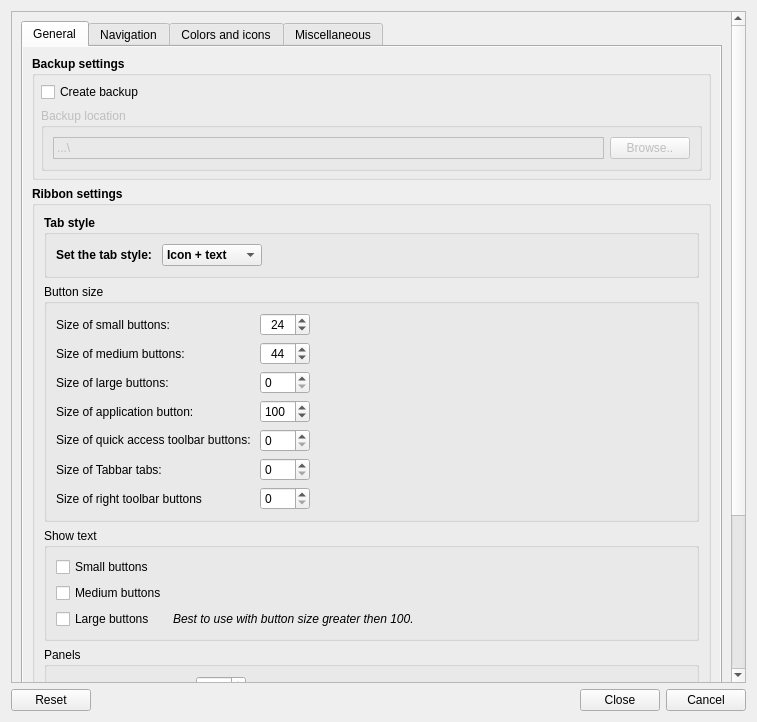
Above: Resources/ui/Settings.ui from APEbbers/FreeCAD-Ribbon before the change. Below: the same form after it.
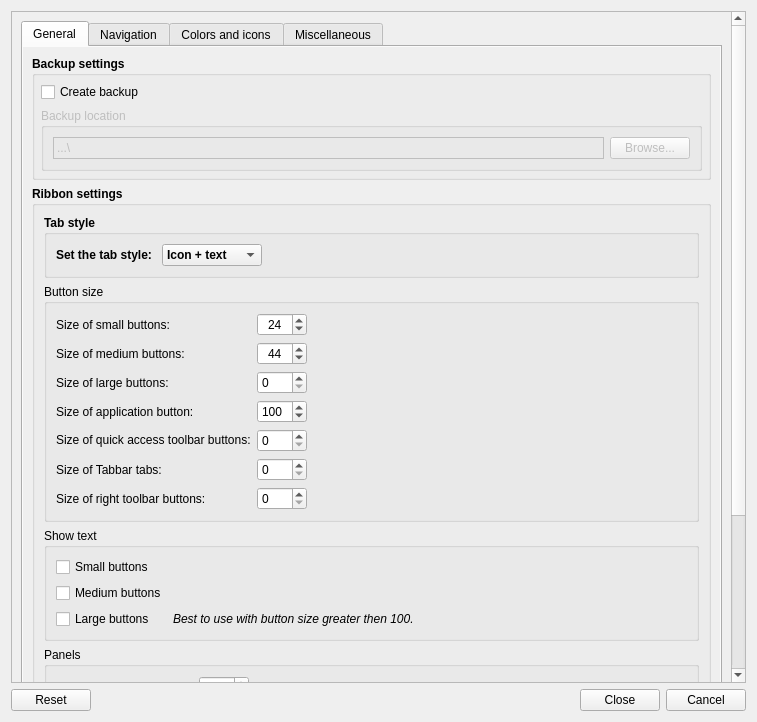
That is the form after the change. Custom widgets are drawn as their Qt base class.

Commit message: Merge branch 'temp' of https://github.com/APEbbers/FreeCAD-Ribbon into temp

```diff
--- a/Resources/ui/Settings.ui
+++ b/Resources/ui/Settings.ui
@@ -99,7 +99,7 @@
         <property name="geometry">
          <rect>
           <x>0</x>
-          <y>0</y>
+          <y>-192</y>
           <width>723</width>
           <height>860</height>
          </rect>
@@ -240,7 +240,7 @@
                       </size>
                      </property>
                      <property name="text">
-                      <string>Browse..</string>
+                      <string>Browse...</string>
                      </property>
                     </widget>
                    </item>
@@ -408,7 +408,7 @@
                        <item row="6" column="0">
                         <widget class="QLabel" name="label_22">
                          <property name="text">
-                          <string>Size of right toolbar buttons</string>
+                          <string>Size of right toolbar buttons:</string>
                          </property>
                         </widget>
                        </item>
@@ -446,7 +446,7 @@
                        <item row="4" column="0">
                         <widget class="QLabel" name="label_21">
                          <property name="text">
-                          <string>&lt;html&gt;&lt;head/&gt;&lt;body&gt;&lt;p&gt;Size of quick access toolbar buttons: &lt;/p&gt;&lt;/body&gt;&lt;/html&gt;</string>
+                          <string>&lt;html&gt;&lt;head/&gt;&lt;body&gt;&lt;p&gt;Size of quick access toolbar buttons:&lt;/p&gt;&lt;/body&gt;&lt;/html&gt;</string>
                          </property>
                         </widget>
                        </item>
@@ -579,7 +579,7 @@
                        <item row="0" column="0">
                         <widget class="QLabel" name="label">
                          <property name="text">
-                          <string>No. of columns per panel</string>
+                          <string>No. of columns per panel:</string>
                          </property>
                         </widget>
                        </item>
```
Left out of the diff: 2 changed lines with no effect on the pictures. The commit also changes 1 other file.
